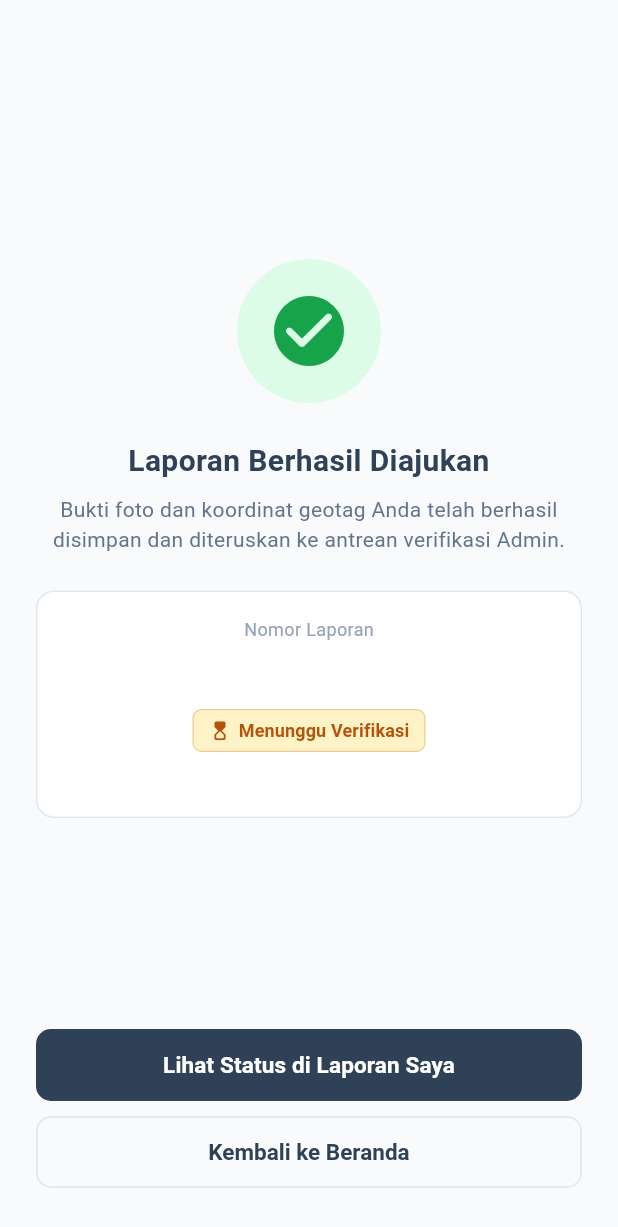
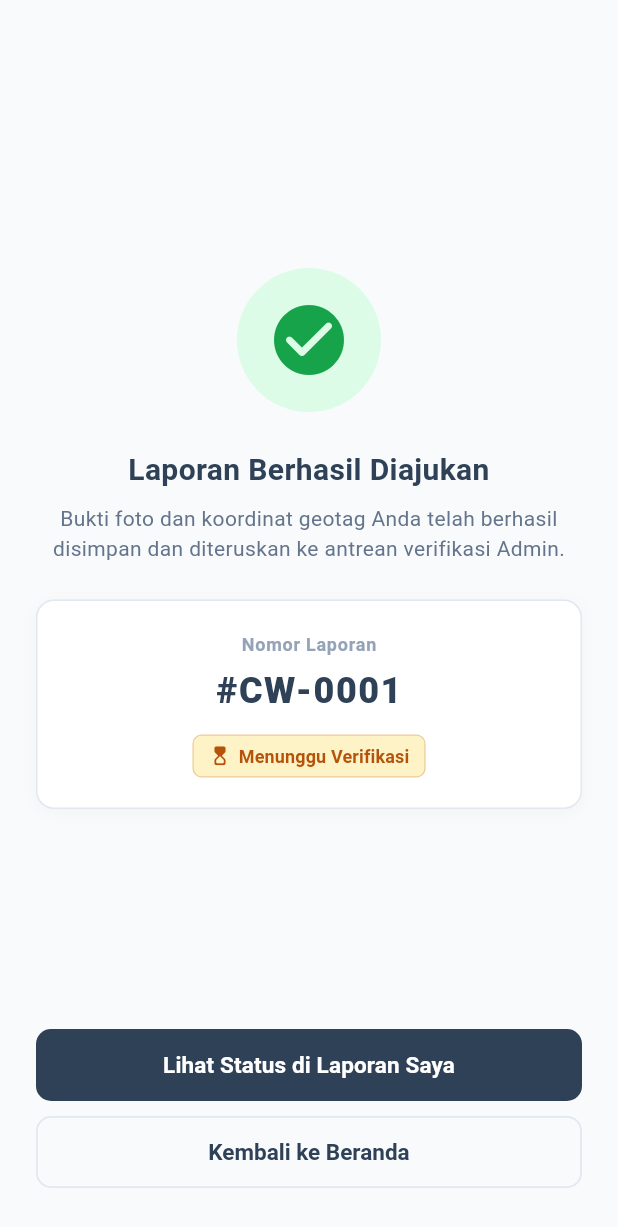
Before and after one commit to Brodhii/CoastWatch, a Flutter app: the CreateReportSuccessScreen screen opened directly with empty values, on a phone screen of 412 x 824 dp. Shown: the top 1227 px of the screen. Run offline on Flutter 3.47's test engine with Material 3 defaults, Android fonts, the phone set to English and light mode, and no system bars; our stand-ins replace camera, flutter_map, geolocator, image_picker, latlong2, supabase_flutter; missing offline and left inert: exif; accounts and stored records are empty.

Commit message:
fix(reporter): use official clean ticket code for report number and remove generic 'Pesisir Indonesia (GPS Terverifikasi)' text from success card

```diff
--- a/lib/roles/reporter/screens/create_report_camera_screen.dart
+++ b/lib/roles/reporter/screens/create_report_camera_screen.dart
@@ -596,7 +596,7 @@ class _CreateReportCameraScreenState extends State<CreateReportCameraScreen> {
                     crossAxisAlignment: CrossAxisAlignment.start,
                     children: [
                       Text(
-                        'ID: ${report.id}',
+                        'ID: ${report.ticketCode}',
                         style: const TextStyle(fontSize: 11, fontWeight: FontWeight.bold, color: Color(0xFF0F172A)),
                       ),
                       const SizedBox(height: 2),
--- a/lib/roles/reporter/screens/create_report_success_screen.dart
+++ b/lib/roles/reporter/screens/create_report_success_screen.dart
@@ -63,36 +63,53 @@ class CreateReportSuccessScreen extends StatelessWidget {
               // Report ID & Status Info Card
               Container(
                 width: double.infinity,
-                padding: const EdgeInsets.all(16),
+                padding: const EdgeInsets.symmetric(horizontal: 20, vertical: 20),
                 decoration: BoxDecoration(
                   color: AppTheme.white,
                   borderRadius: BorderRadius.circular(12),
                   border: Border.all(color: AppTheme.border),
+                  boxShadow: [
+                    BoxShadow(
+                      color: Colors.black.withValues(alpha: 0.03),
+                      blurRadius: 8,
+                      offset: const Offset(0, 2),
+                    ),
+                  ],
                 ),
                 child: Column(
                   children: [
                     const Text(
                       'Nomor Laporan',
-                      style: TextStyle(fontSize: 12, color: AppTheme.textMuted),
+                      style: TextStyle(
+                        fontSize: 12,
+                        fontWeight: FontWeight.w600,
+                        color: AppTheme.textMuted,
+                        letterSpacing: 0.5,
+                      ),
                     ),
-                    const SizedBox(height: 4),
+                    const SizedBox(height: 6),
                     Text(
-                      report.id,
+                      report.ticketCode,
                       style: const TextStyle(
-                        fontSize: 20,
+                        fontSize: 24,
                         fontWeight: FontWeight.w800,
-                        letterSpacing: 0.5,
+                        letterSpacing: 1.0,
                         color: AppTheme.navy,
                       ),
                     ),
                     const SizedBox(height: 12),
                     StatusBadge(status: report.status),
-                    const SizedBox(height: 10),
-                    Text(
-                      report.locationName ?? report.formattedCoordinates,
-                      style: const TextStyle(fontSize: 12, color: AppTheme.textSecondary),
-                      textAlign: TextAlign.center,
-                    ),
+                    // Hanya tampilkan lokasi jika ada nama tempat yang spesifik dan bukan teks generik
+                    if (report.locationName != null &&
+                        report.locationName!.trim().isNotEmpty &&
+                        !report.locationName!.toLowerCase().contains('pesisir indonesia')) ...[
+                      const SizedBox(height: 10),
+                      Text(
+                        report.locationName!,
+                        style: const TextStyle(fontSize: 12, color: AppTheme.textSecondary),
+                        textAlign: TextAlign.center,
+                      ),
+                    ],
                   ],
                 ),
               ),
--- a/lib/services/report_service.dart
+++ b/lib/services/report_service.dart
@@ -725,7 +725,11 @@ class ReportService extends ChangeNotifier {
         description: description.trim(),
         latitude: latitude,
         longitude: longitude,
-        locationName: locationName ?? 'Pesisir Indonesia (GPS Terverifikasi)',
+        locationName: (locationName != null &&
+                locationName.trim().isNotEmpty &&
+                !locationName.toLowerCase().contains('pesisir indonesia'))
+            ? locationName.trim()
+            : null,
         exifDateTimeOriginal: photoTimestamp,
         deviceLocationAccuracyM: accuracy,
         metadataValidationStatus: accuracy <= AppConstants.maxAccuracyThresholdMeters ? 'valid' : 'warning',
```
